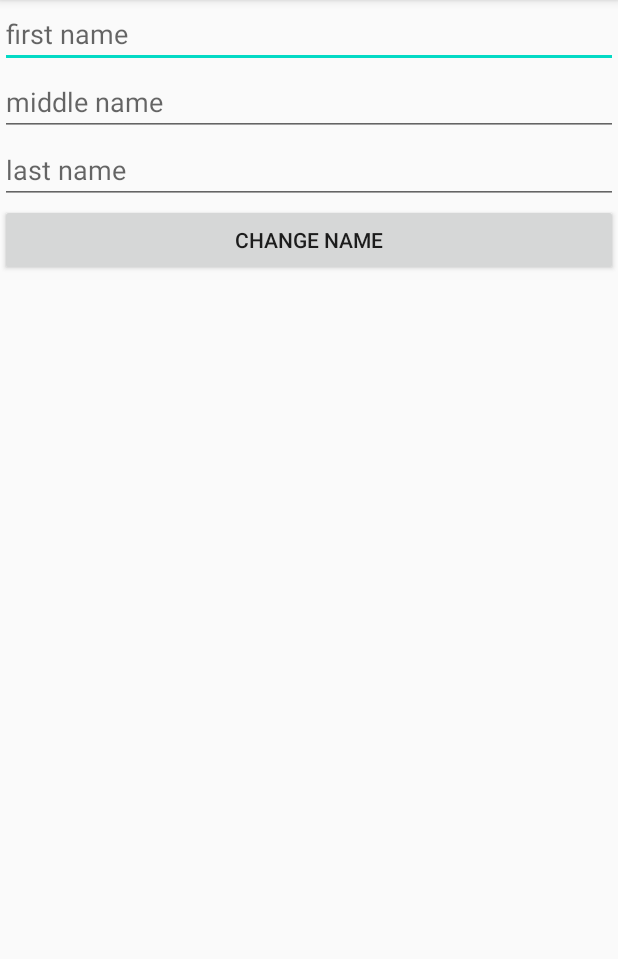
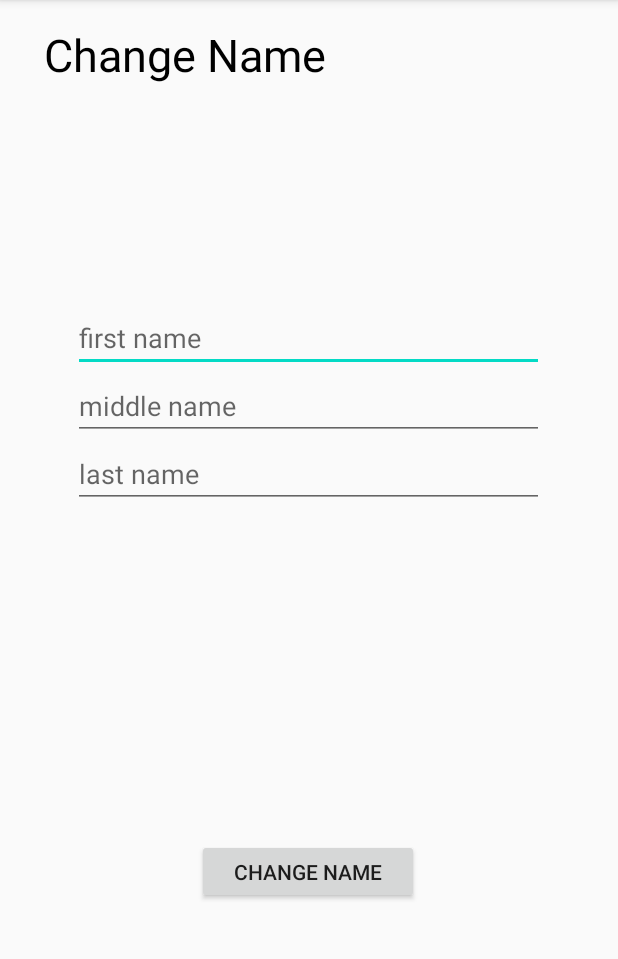
Before and after one commit to Haider-01/CS160-Project, an Android app: the changeName screen opened directly, with no data from a screen before it, on a phone screen of 412 x 824 dp, the part 84-1043 px from its top. Run offline under Robolectric (Android 15) with nearby library versions, the light colour scheme and no system bars; our stand-ins replace Volley.

Commit message:
Update changename.xml

```diff
--- a/app/src/main/res/layout/changename.xml
+++ b/app/src/main/res/layout/changename.xml
@@ -1,12 +1,38 @@
 <?xml version="1.0" encoding="utf-8"?>
-<LinearLayout xmlns:android="http://schemas.android.com/apk/res/android"
+<androidx.constraintlayout.widget.ConstraintLayout xmlns:android="http://schemas.android.com/apk/res/android"
+    xmlns:app="http://schemas.android.com/apk/res-auto"
+    xmlns:tools="http://schemas.android.com/tools"
     android:layout_width="match_parent"
     android:layout_height="match_parent">
+    <TextView
+        android:id="@+id/userFieldsTitle"
+        android:layout_width="352dp"
+        android:layout_height="63dp"
+        android:text="Change Name"
+        android:textColor="#000000"
+        android:textSize="30sp"
+        app:layout_constraintBottom_toBottomOf="parent"
+        app:layout_constraintEnd_toEndOf="parent"
+        app:layout_constraintHorizontal_bias="0.491"
+        app:layout_constraintStart_toStartOf="parent"
+        app:layout_constraintTop_toTopOf="parent"
+        app:layout_constraintVertical_bias="0.023" />
 
     <LinearLayout
+        android:id="@+id/linearLayout2"
+        android:layout_width="314dp"
+        android:layout_height="207dp"
+        android:orientation="vertical"
+        app:layout_constraintBottom_toBottomOf="parent"
+        app:layout_constraintEnd_toEndOf="parent"
+        app:layout_constraintHorizontal_bias="0.494"
+        app:layout_constraintStart_toStartOf="parent"
+        app:layout_constraintTop_toTopOf="parent"
+        app:layout_constraintVertical_bias="0.362">
+
+        <RelativeLayout
             android:layout_width="match_parent"
-        android:layout_height="match_parent"
-        android:orientation="vertical">
+            android:layout_height="wrap_content">
 
             <EditText
                 android:id="@+id/firstName"
@@ -14,6 +40,11 @@
                 android:layout_height="wrap_content"
                 android:ems="10"
                 android:hint="first name" />
+        </RelativeLayout>
+
+        <RelativeLayout
+            android:layout_width="match_parent"
+            android:layout_height="wrap_content">
 
             <EditText
                 android:id="@+id/middleName"
@@ -21,6 +52,12 @@
                 android:layout_height="wrap_content"
                 android:ems="10"
                 android:hint="middle name" />
+        </RelativeLayout>
+
+
+        <RelativeLayout
+            android:layout_width="match_parent"
+            android:layout_height="wrap_content">
 
             <EditText
                 android:id="@+id/lastName"
@@ -28,11 +65,19 @@
                 android:layout_height="wrap_content"
                 android:ems="10"
                 android:hint="last name" />
+        </RelativeLayout>
+
+    </LinearLayout>
 
     <Button
         android:id="@+id/chgNameButton"
-            android:layout_width="match_parent"
-            android:layout_height="wrap_content"
-            android:text="Change Name" />
-    </LinearLayout>
-</LinearLayout>
+        android:layout_width="148dp"
+        android:layout_height="43dp"
+        android:text="Change Name"
+        app:layout_constraintBottom_toBottomOf="parent"
+        app:layout_constraintEnd_toEndOf="parent"
+        app:layout_constraintHorizontal_bias="0.498"
+        app:layout_constraintStart_toStartOf="parent"
+        app:layout_constraintTop_toBottomOf="@+id/linearLayout2"
+        app:layout_constraintVertical_bias="0.474" />
+</androidx.constraintlayout.widget.ConstraintLayout>
```
Lines whose indentation alone changed are shown as unchanged.
